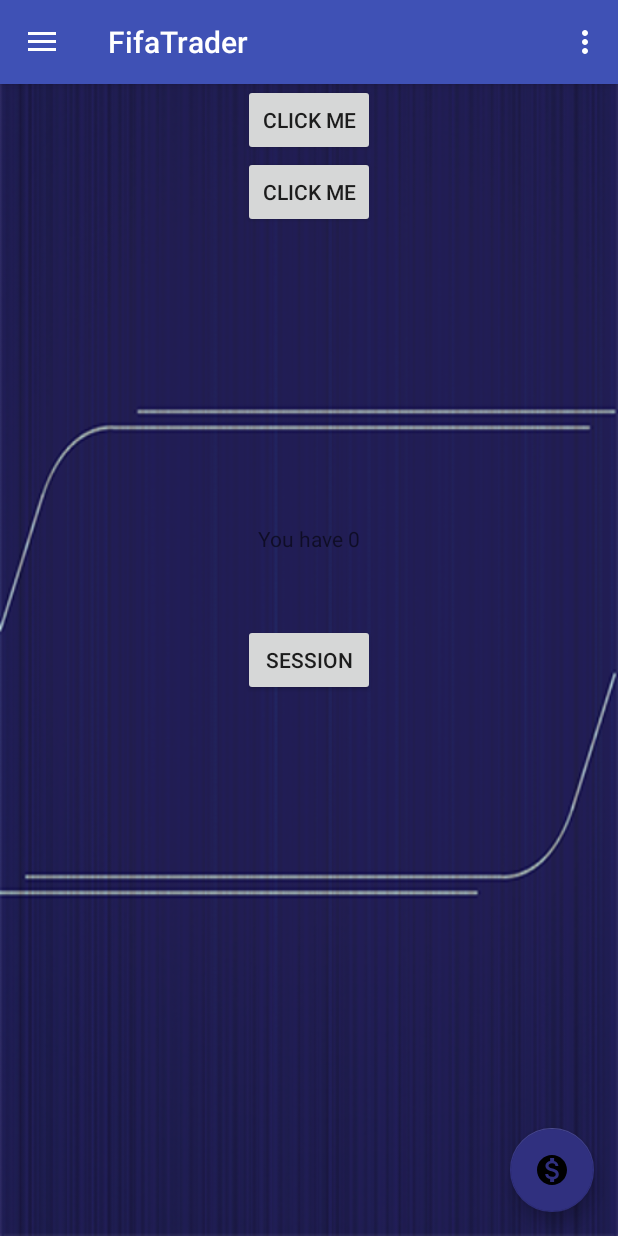
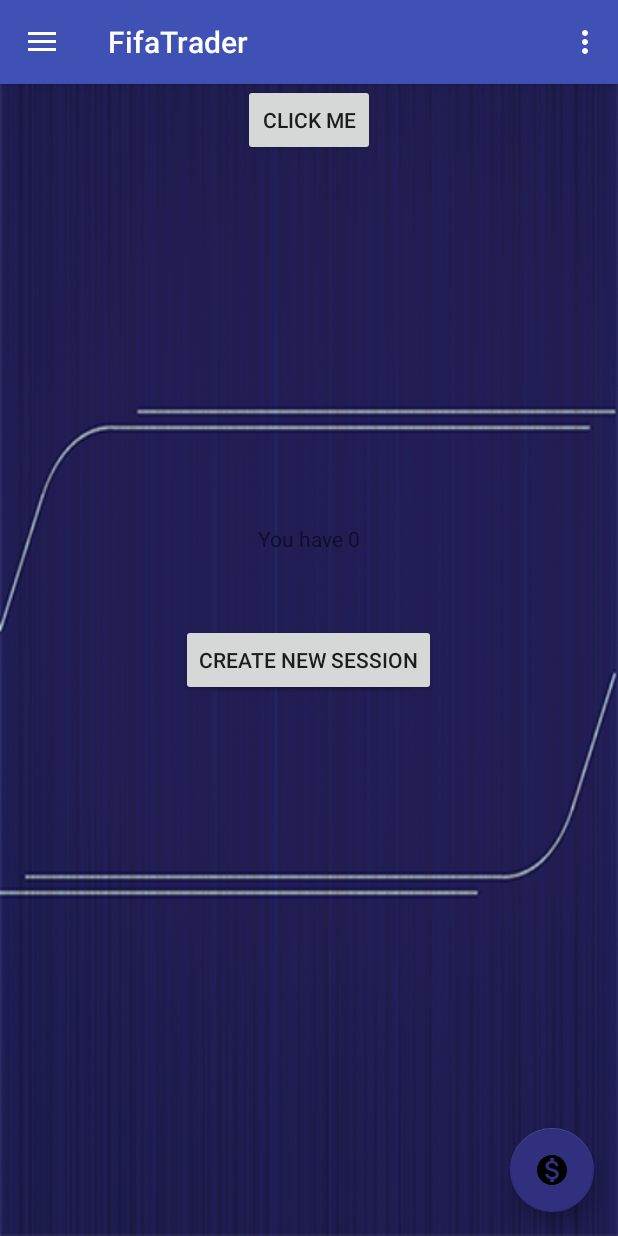
Before and after one commit to alexander126/FifaTrader, an Android app: the screen it shows after launch (MainActivity), on a phone screen of 412 x 824 dp. Run offline under Robolectric (Android 15) with nearby library versions, the phone set to English and light mode, and no system bars; our stand-ins replace AdMob.

Commit message:
create new session

```diff
--- a/app/src/main/res/layout/content_main.xml
+++ b/app/src/main/res/layout/content_main.xml
@@ -20,16 +20,16 @@
         android:layout_centerVertical="true"
         android:layout_width="wrap_content"
         android:layout_height="wrap_content"
-        android:text="Session"/>
+        android:text="Resume Session"/>
+    <Button
+        android:id="@+id/newtrade"
+        android:layout_centerHorizontal="true"
+        android:layout_centerVertical="true"
+        android:layout_width="wrap_content"
+        android:layout_height="wrap_content"
+        android:text="Create New Session"/>
     <Button
         android:id="@+id/next"
-        android:text="Click me"
-        android:layout_width="wrap_content"
-        android:layout_height="wrap_content"
-        android:layout_centerHorizontal="true"/>
-    <Button
-        android:id="@+id/next2"
-        android:layout_below="@+id/next"
         android:text="Click me"
         android:layout_width="wrap_content"
         android:layout_height="wrap_content"
```
Also changed, not shown: app/src/main/java/com/example/alex/fifatrader/MainActivity.java (+26 -12 lines).
